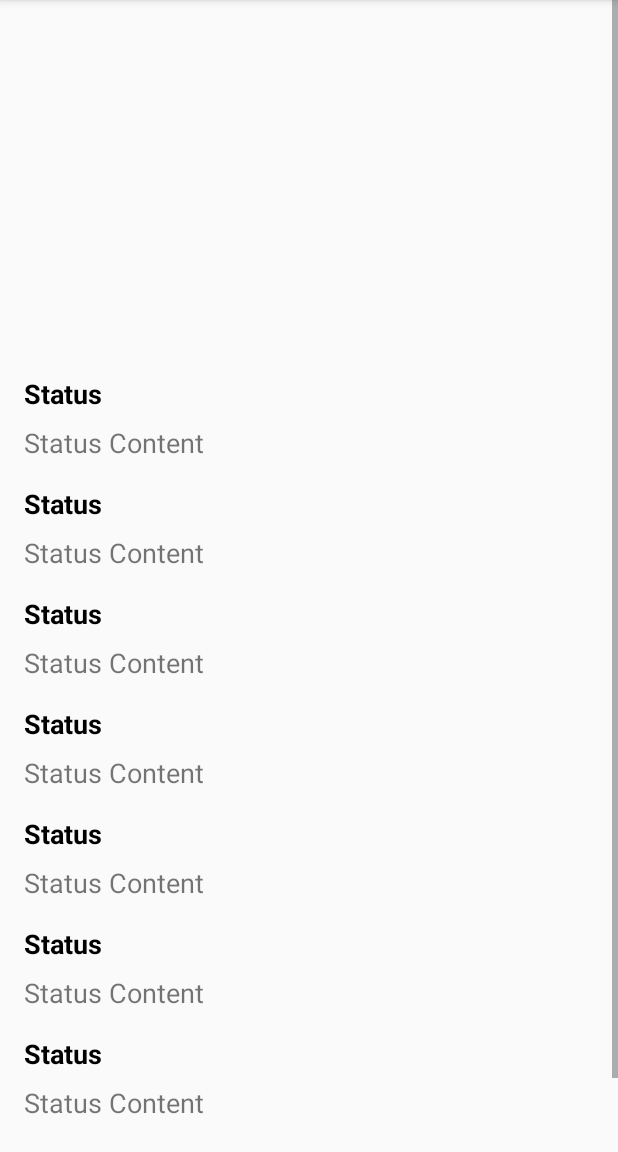
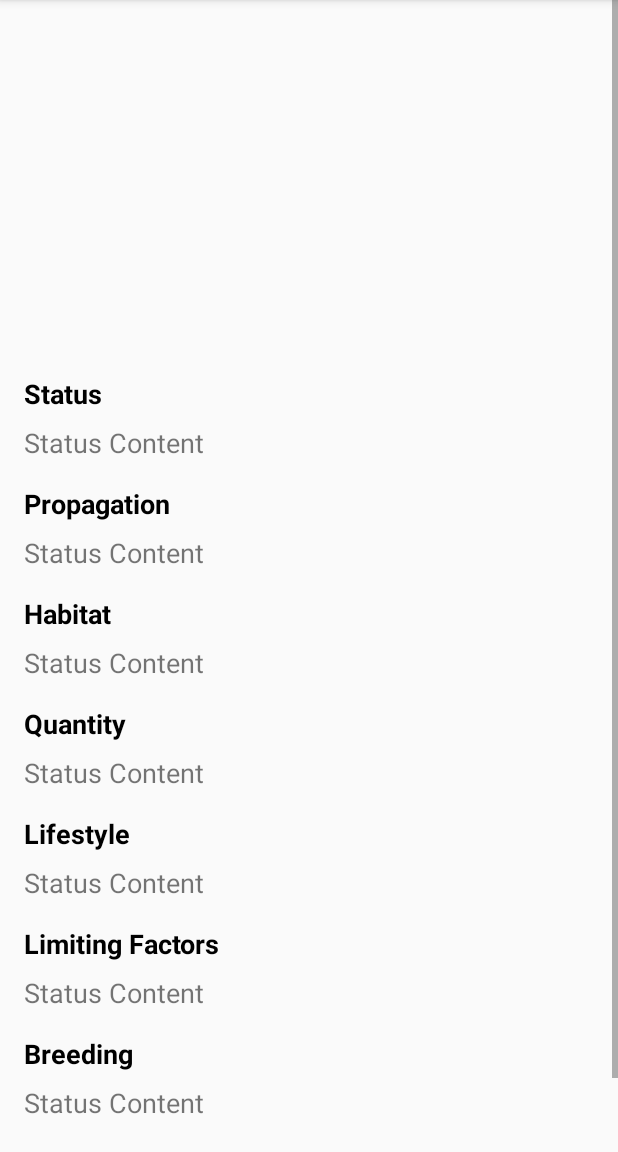
Before and after one commit to Zigfruid/myRedBook, an Android app: the DetailActivity screen opened directly, with no data from a screen before it, on a phone screen of 412 x 824 dp, the part 84-1236 px from its top. Run offline under Robolectric (Android 15) with nearby library versions, the phone set to English and light mode, and no system bars; 9 statements that could not run were skipped.

Commit message:
not done also

```diff
--- a/app/src/main/java/com/example/redbook/data/RedBookDataBase.kt
+++ b/app/src/main/java/com/example/redbook/data/RedBookDataBase.kt
@@ -9,7 +9,7 @@ import com.example.redbook.data.model.Animal
 
 
 @Database(entities = [Animal::class], version = 1)
-abstract  class RedBookDataBase : RoomDatabase() {
+abstract  class RedBookDataBase : RoomDatabase(), AnimalDao {
 
     companion object{
         private lateinit var INSTANCE: RedBookDataBase
@@ -25,5 +25,5 @@ abstract  class RedBookDataBase : RoomDatabase() {
     }
 
 
-    abstract fun dao(): AnimalDao
+    //abstract fun dao(): AnimalDao
 }
--- a/app/src/main/java/com/example/redbook/data/dao/AnimalDao.kt
+++ b/app/src/main/java/com/example/redbook/data/dao/AnimalDao.kt
@@ -8,4 +8,7 @@ import com.example.redbook.data.model.Animal
 interface AnimalDao {
     @Query("SELECT * FROM book WHERE type = :type")
     fun getAllAnimals(type : Int): List<Animal>
+
+    @Query("SELECT * FROM book WHERE id=:id")
+    fun getAnimalById(id: Int): Animal
 }
--- a/app/src/main/java/com/example/redbook/fragment/AnimalItemClickListener.kt
+++ b/app/src/main/java/com/example/redbook/fragment/AnimalItemClickListener.kt
@@ -1,5 +1,5 @@
 package com.example.redbook.fragment
 
 interface AnimalItemClickListener {
-    fun onAnimalItemClick()
+    fun onAnimalItemClick(id: Int)
 }
--- a/app/src/main/java/com/example/redbook/ui/detail/DetailActivity.kt
+++ b/app/src/main/java/com/example/redbook/ui/detail/DetailActivity.kt
@@ -3,10 +3,34 @@ package com.example.redbook.ui.detail
 import androidx.appcompat.app.AppCompatActivity
 import android.os.Bundle
 import com.example.redbook.R
+import com.example.redbook.data.RedBookDataBase
+import com.example.redbook.data.dao.AnimalDao
+import com.example.redbook.data.model.Animal
+import kotlinx.android.synthetic.main.activity_detail.*
 
 class DetailActivity : AppCompatActivity() {
+
+    companion object{
+        const val ANIMAL_ID = "AnimalId"
+    }
+    private var animalId: Int = 0
+    private lateinit var currentAnimal: Animal
+    private  lateinit var dao: AnimalDao
+
+
     override fun onCreate(savedInstanceState: Bundle?) {
         super.onCreate(savedInstanceState)
         setContentView(R.layout.activity_detail)
+        animalId = intent.getIntExtra(ANIMAL_ID, 0)
+        currentAnimal = dao.getAnimalById(animalId)
+
+        tvStatusInfo.text = currentAnimal.status
+        tvPropagationInfo.text = currentAnimal.propagation
+        tvHabitatInfo.text = currentAnimal.habitat
+        tvQuantityInfo.text = currentAnimal.quantity
+        tvLifestyleInfo.text = currentAnimal.lifestyle
+        tvLimitingFactorsInfo.text = currentAnimal.limitingFactors
+        tvBreedingInfo.text = currentAnimal.breeding
+        tvSecurityInfo.text = currentAnimal.security
     }
 }
--- a/app/src/main/res/layout/activity_detail.xml
+++ b/app/src/main/res/layout/activity_detail.xml
@@ -11,7 +11,7 @@
         android:layout_height="wrap_content"
         tools:context=".ui.detail.DetailActivity">
         <androidx.appcompat.widget.AppCompatImageView
-            android:id="@+id/iv1"
+            android:id="@+id/ivAnimal"
             android:layout_width="match_parent"
             android:layout_height="250dp"
             app:layout_constraintTop_toTopOf="parent"
@@ -25,7 +25,7 @@
             android:textStyle="bold"
             android:textColor="#000000"
             android:textSize="18sp"
-            app:layout_constraintTop_toBottomOf="@id/iv1"
+            app:layout_constraintTop_toBottomOf="@id/ivAnimal"
             android:text="Status"
             android:layout_marginStart="16dp"
             app:layout_constraintStart_toStartOf="parent"/>
@@ -53,7 +53,7 @@
             android:textSize="18sp"
             android:layout_marginTop="16dp"
             app:layout_constraintTop_toBottomOf="@id/tvStatusInfo"
-            android:text="Status"
+            android:text="Propagation"
             android:layout_marginStart="16dp"
             app:layout_constraintStart_toStartOf="parent"/>
         <androidx.appcompat.widget.AppCompatTextView
@@ -77,7 +77,7 @@
             android:textSize="18sp"
             android:layout_marginTop="16dp"
             app:layout_constraintTop_toBottomOf="@id/tvPropagationInfo"
-            android:text="Status"
+            android:text="Habitat"
             android:layout_marginStart="16dp"
             app:layout_constraintStart_toStartOf="parent"/>
         <androidx.appcompat.widget.AppCompatTextView
@@ -100,7 +100,7 @@
             android:textSize="18sp"
             android:layout_marginTop="16dp"
             app:layout_constraintTop_toBottomOf="@id/tvHabitatInfo"
-            android:text="Status"
+            android:text="Quantity"
             android:layout_marginStart="16dp"
             app:layout_constraintStart_toStartOf="parent"/>
         <androidx.appcompat.widget.AppCompatTextView
@@ -123,7 +123,7 @@
             android:textSize="18sp"
             android:layout_marginTop="16dp"
             app:layout_constraintTop_toBottomOf="@id/tvQuantityInfo"
-            android:text="Status"
+            android:text="Lifestyle"
             android:layout_marginStart="16dp"
             app:layout_constraintStart_toStartOf="parent"/>
         <androidx.appcompat.widget.AppCompatTextView
@@ -146,7 +146,7 @@
             android:textSize="18sp"
             android:layout_marginTop="16dp"
             app:layout_constraintTop_toBottomOf="@id/tvLifestyleInfo"
-            android:text="Status"
+            android:text="Limiting Factors"
             android:layout_marginStart="16dp"
             app:layout_constraintStart_toStartOf="parent"/>
         <androidx.appcompat.widget.AppCompatTextView
@@ -169,7 +169,7 @@
             android:textSize="18sp"
             android:layout_marginTop="16dp"
             app:layout_constraintTop_toBottomOf="@id/tvLimitingFactorsInfo"
-            android:text="Status"
+            android:text="Breeding"
             android:layout_marginStart="16dp"
             app:layout_constraintStart_toStartOf="parent"/>
         <androidx.appcompat.widget.AppCompatTextView
@@ -192,7 +192,7 @@
             android:textSize="18sp"
             android:layout_marginTop="16dp"
             app:layout_constraintTop_toBottomOf="@id/tvBreedingInfo"
-            android:text="Status"
+            android:text="Security"
             android:layout_marginStart="16dp"
             app:layout_constraintStart_toStartOf="parent"/>
         <androidx.appcompat.widget.AppCompatTextView
@@ -205,10 +205,6 @@
             android:text="Status Content"
             android:layout_marginStart="16dp"
             app:layout_constraintStart_toStartOf="parent"/>
-
-
-
-
     </androidx.constraintlayout.widget.ConstraintLayout>
 
 </ScrollView>
--- a/app/src/main/res/layout/recycle_item.xml
+++ b/app/src/main/res/layout/recycle_item.xml
@@ -9,7 +9,7 @@
             app:layout_constraintTop_toTopOf="parent"
             app:layout_constraintBottom_toBottomOf="parent"
             app:layout_constraintStart_toStartOf="parent"
-            android:id="@+id/iv1"
+            android:id="@+id/ivAnimal"
             android:layout_width="100dp"
             android:layout_height="56dp"
             android:layout_gravity="center_vertical"
@@ -18,8 +18,8 @@
         <androidx.appcompat.widget.AppCompatTextView
             android:id="@+id/tvRus"
             android:layout_width="wrap_content"
-            app:layout_constraintTop_toTopOf="@id/iv1"
-            app:layout_constraintStart_toEndOf="@id/iv1"
+            app:layout_constraintTop_toTopOf="@id/ivAnimal"
+            app:layout_constraintStart_toEndOf="@id/ivAnimal"
             android:layout_marginStart="16dp"
             android:textSize="18sp"
             android:textStyle="bold"
```
Also changed, not shown: app/src/main/java/com/example/redbook/DataRecycleView/AnimalAdapter.kt (+13 -1 lines), app/src/main/java/com/example/redbook/fragment/AnimalFragment.kt (+11 -2 lines).
